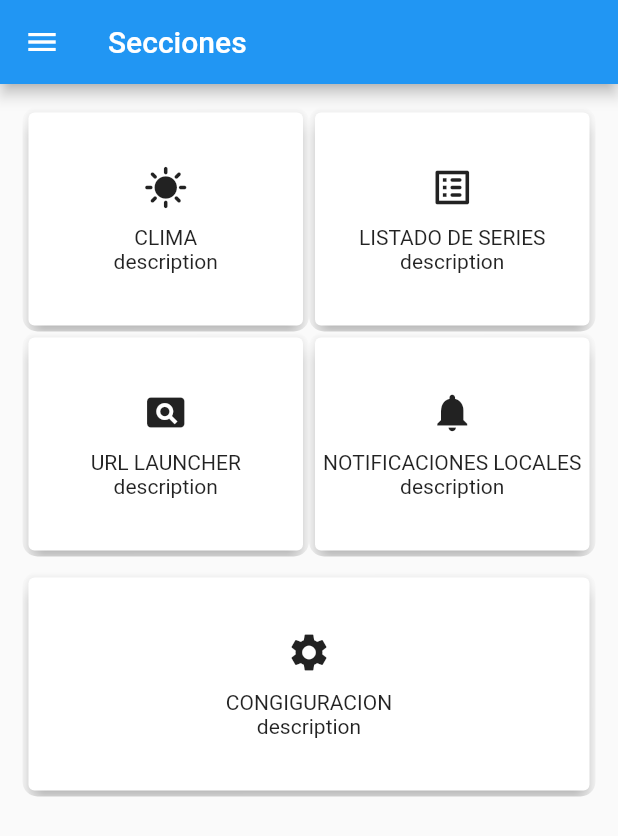
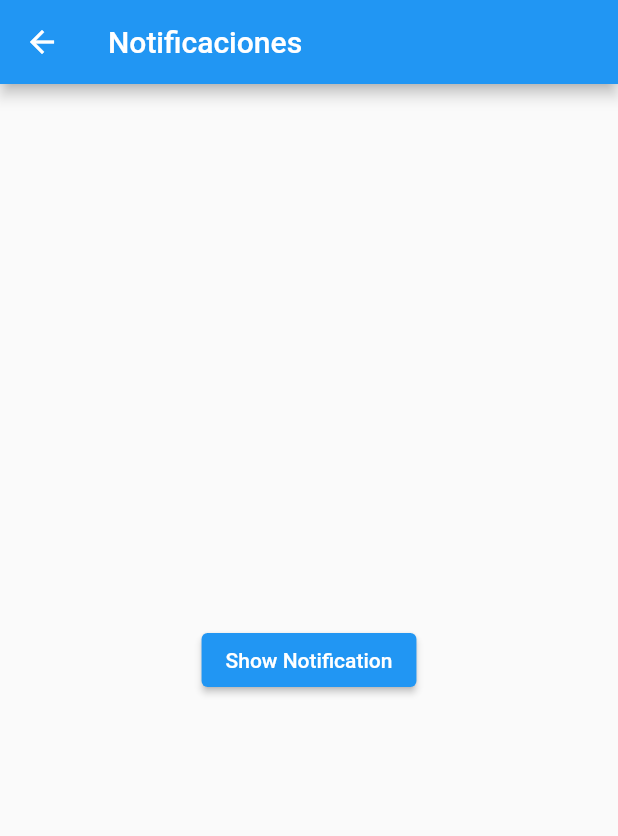
Before and after one commit to aescutiadev/knotion_proyectv2, a Flutter app: the MenuPage screen opened by its route, after a tap on "NOTIFICACIONES LOCALES", on a phone screen of 412 x 824 dp. Shown: the top 836 px of the screen. Run offline on Flutter 3.47's test engine with Material 2 defaults, Android fonts, the phone set to English and light mode, and no system bars; our stand-ins replace dartz, either_dart, equatable, flutter_html, flutter_local_notifications, get and 4 more; accounts and stored records are empty.

Commit message:
Añadida vista de notificaciones, aún sin funcionalidad

```diff
--- a/lib/main.dart
+++ b/lib/main.dart
@@ -4,6 +4,7 @@ import 'package:get_storage/get_storage.dart';
 import 'package:sqflite/sqflite.dart';
 import 'package:test_project2/ui/routes.dart';
 import 'package:test_project2/ui/themes/general_theme.dart';
+import 'package:timezone/data/latest.dart' as tz;
 
 void main() async {
   WidgetsFlutterBinding.ensureInitialized();
@@ -29,6 +30,7 @@ void main() async {
   Get.put<Database>(db);
   Get.put<ThemeController>(ThemeController());
   await GetStorage.init();
+  tz.initializeTimeZones();
   runApp(const MyApp());
 }
 
--- /dev/null
+++ b/lib/ui/getx/notifications/notifications_binding.dart
@@ -0,0 +1,9 @@
+import 'package:get/get.dart';
+import 'package:test_project2/ui/getx/notifications/notifications_controller.dart';
+
+class NotificationBinding extends Bindings {
+  @override
+  void dependencies() {
+    Get.lazyPut(() => NotificationController());
+  }
+}
--- a/lib/ui/pages/menu_page.dart
+++ b/lib/ui/pages/menu_page.dart
@@ -85,7 +85,9 @@ class MenuPage extends StatelessWidget {
                   ),
                   TableCell(
                     child: cardWidget(
-                      onTap: () {},
+                      onTap: () {
+                        Get.toNamed('/notifications');
+                      },
                       title: 'NOTIFICACIONES LOCALES',
                       icon: Icons.notifications,
                       description: 'description',
--- /dev/null
+++ b/lib/ui/pages/notifications_page.dart
@@ -0,0 +1,28 @@
+import 'package:flutter/material.dart';
+import 'package:get/get.dart';
+import 'package:test_project2/ui/getx/notifications/notifications_controller.dart';
+
+class NotificationsPage extends GetView<NotificationController> {
+
+   const NotificationsPage({Key? key}) : super(key: key);
+
+  @override
+  Widget build(BuildContext context) {
+    return Scaffold(
+      appBar: AppBar(
+        title: const Text('Notificaciones'),
+      ),
+      body: Center(
+        child: ElevatedButton(
+          onPressed: () async {
+            await controller.showNotification(
+              title: 'My Notification',
+              body: 'This is a notification from My App',
+            );
+          },
+          child: const Text('Show Notification'),
+        ),
+      ),
+    );
+  }
+}
--- a/lib/ui/routes.dart
+++ b/lib/ui/routes.dart
@@ -3,6 +3,7 @@ import 'package:test_project2/ui/getx/detail/detail_binding.dart';
 import 'package:test_project2/ui/getx/home/home_binding.dart';
 import 'package:test_project2/ui/getx/login/login_binding.dart';
 import 'package:test_project2/ui/getx/login_register/login_register_binding.dart';
+import 'package:test_project2/ui/getx/notifications/notifications_binding.dart';
 import 'package:test_project2/ui/getx/url_launcher/url_launcher_binding.dart';
 import 'package:test_project2/ui/getx/web_view/web_view_binding.dart';
 import 'package:test_project2/ui/pages/clima_page.dart';
@@ -12,6 +13,7 @@ import 'package:test_project2/ui/pages/home_page.dart';
 import 'package:test_project2/ui/pages/login_page.dart';
 import 'package:test_project2/ui/pages/login_register.dart';
 import 'package:test_project2/ui/pages/menu_page.dart';
+import 'package:test_project2/ui/pages/notifications_page.dart';
 import 'package:test_project2/ui/pages/url_launcher_page.dart';
 import 'package:test_project2/ui/pages/web_view_page.dart';
 
@@ -49,6 +51,11 @@ List<GetPage<dynamic>>? routes() => [
         page: () => ConfigPage(),
       ),
       GetPage(
+        name: '/notifications',
+        page: () => const NotificationsPage(),
+        binding: NotificationBinding(),
+      ),
+      GetPage(
         name: '/detail',
         page: () => const DetailPage(),
         binding: DetailBinding(),
--- a/pubspec.yaml
+++ b/pubspec.yaml
@@ -45,6 +45,8 @@ dependencies:
   flutter_html: ^3.0.0-alpha.6
   sqflite: ^2.2.6
   url_launcher: ^6.1.10
+  flutter_local_notifications: ^13.0.0
+  timezone: ^0.9.1
 
 dev_dependencies:
   flutter_test:
```
Also changed, not shown: lib/ui/getx/notifications/notifications_controller.dart (added, +42 -0 lines), pubspec.lock, 4 other files.
